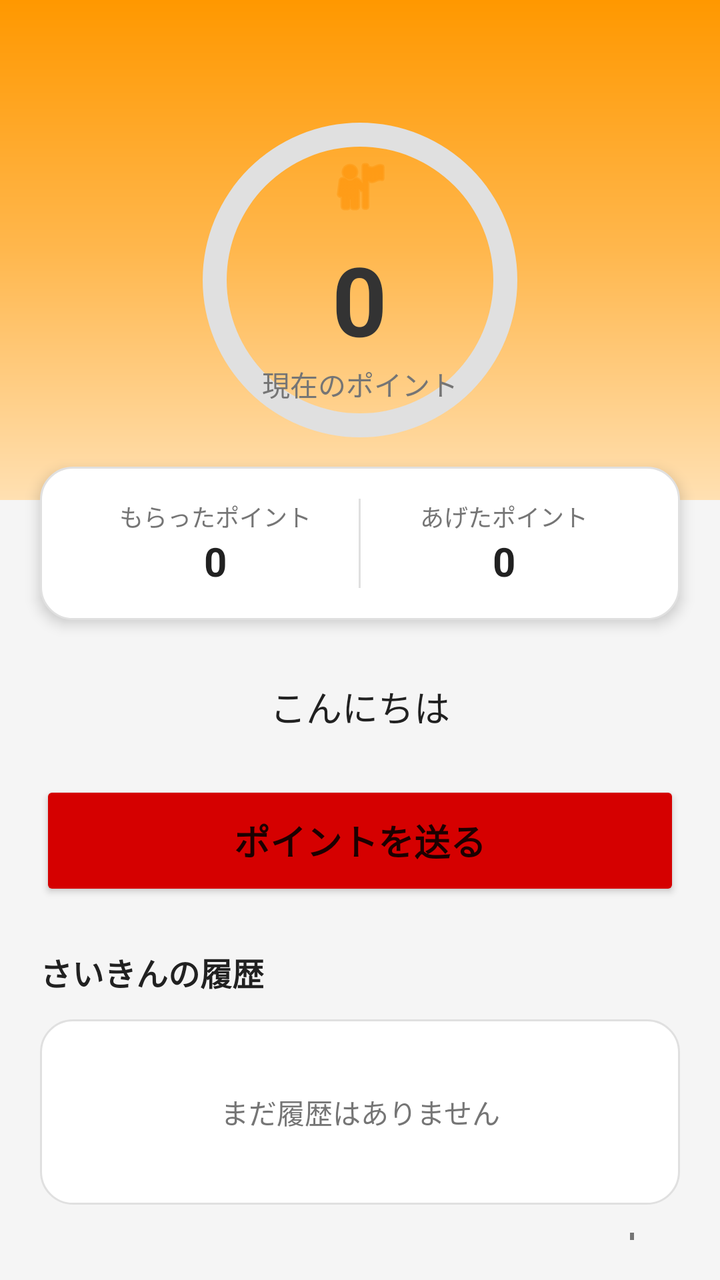
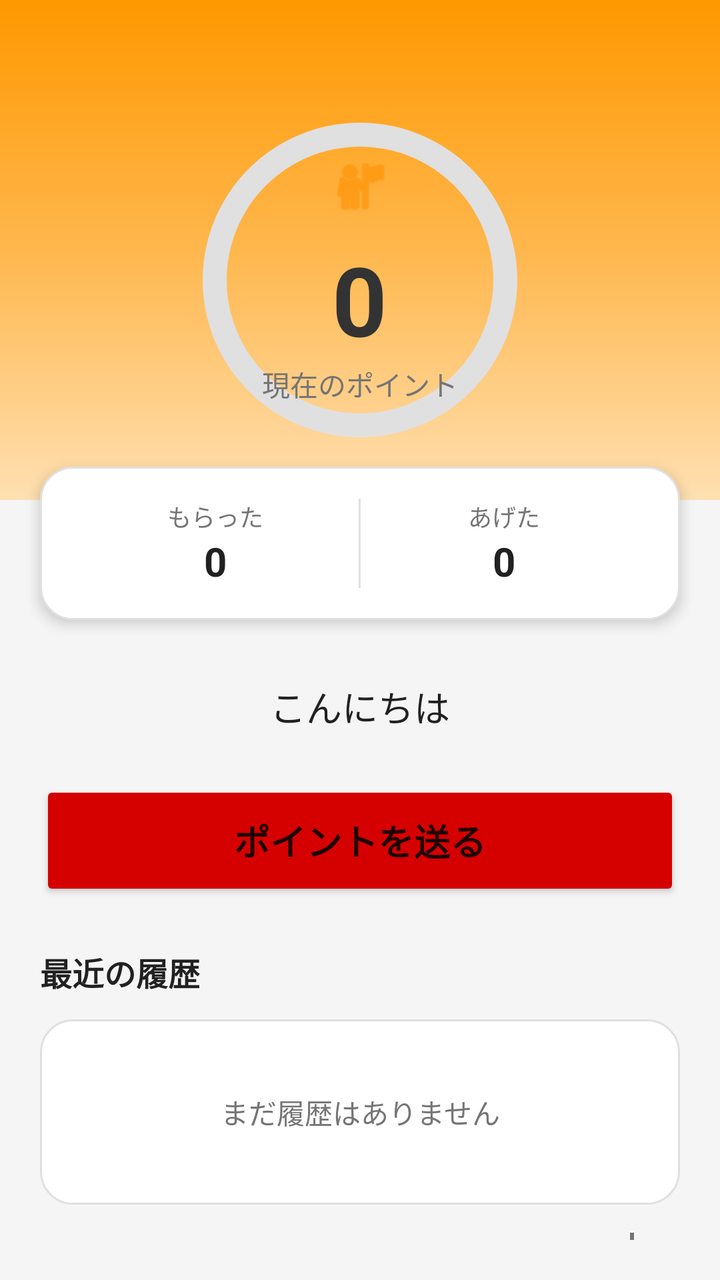

Screens rendered from an Android XML layout before and after an edit, with the pre-edit source and the edit as a unified diff.
<!-- AndroidManifest.xml: application theme Theme.InternalPointSystem -->
<!-- res/layout/activity_main.xml -->
<?xml version="1.0" encoding="utf-8"?>
<LinearLayout xmlns:android="http://schemas.android.com/apk/res/android"
    xmlns:app="http://schemas.android.com/apk/res-auto"
    xmlns:tools="http://schemas.android.com/tools"
    android:layout_width="match_parent"
    android:layout_height="match_parent"
    android:orientation="vertical"
    android:background="@color/bg_grey">

    
    <FrameLayout
        android:layout_width="match_parent"
        android:layout_height="320dp">

        <View
            android:layout_width="match_parent"
            android:layout_height="250dp"
            android:background="@drawable/header_gradient" />

        <LinearLayout
            android:layout_width="match_parent"
            android:layout_height="match_parent"
            android:orientation="vertical"
            android:gravity="center_horizontal"
            android:paddingTop="40dp">

            
            <FrameLayout
                android:layout_width="200dp"
                android:layout_height="200dp"
                android:background="@drawable/circle_progress"
                android:layout_marginBottom="24dp">
                
                <LinearLayout
                    android:layout_width="match_parent"
                    android:layout_height="match_parent"
                    android:orientation="vertical"
                    android:gravity="center">
                    
                    <ImageView
                        android:layout_width="32dp"
                        android:layout_height="32dp"
                        android:src="@android:drawable/ic_menu_myplaces"
                        app:tint="@color/orange_primary"
                        android:layout_marginBottom="8dp"/>

                    <TextView
                        android:id="@+id/tvBalance"
                        android:layout_width="wrap_content"
                        android:layout_height="wrap_content"
                        android:text="0"
                        android:textSize="48sp"
                        android:textStyle="bold"
                        android:textColor="#333333" />
                        
                    <TextView
                        android:layout_width="wrap_content"
                        android:layout_height="wrap_content"
                        android:text="現在のポイント"
                        android:textSize="14sp"
                        android:textColor="#757575"/>
                </LinearLayout>
            </FrameLayout>

        </LinearLayout>
        
        
        <LinearLayout
            android:layout_width="match_parent"
            android:layout_height="wrap_content"
            android:orientation="horizontal"
            android:layout_gravity="bottom"
            android:background="@drawable/bg_card"
            android:layout_marginHorizontal="20dp"
            android:layout_marginBottom="10dp"
            android:padding="16dp"
            android:elevation="4dp">
            
            <LinearLayout
                android:layout_width="0dp"
                android:layout_height="wrap_content"
                android:layout_weight="1"
                android:orientation="vertical"
                android:gravity="center">
                <TextView
                    android:layout_width="wrap_content"
                    android:layout_height="wrap_content"
                    android:text="もらったポイント"
                    android:textSize="12sp"
                    android:textColor="@color/text_grey"/>
                <TextView
                    android:id="@+id/tvReceived"
                    android:layout_width="wrap_content"
                    android:layout_height="wrap_content"
                    android:text="0"
                    android:textSize="20sp"
                    android:textStyle="bold"
                    android:textColor="@color/text_dark"/>
            </LinearLayout>
            
            <View android:layout_width="1dp" android:layout_height="match_parent" android:background="#E0E0E0"/>
            
            <LinearLayout
                android:layout_width="0dp"
                android:layout_height="wrap_content"
                android:layout_weight="1"
                android:orientation="vertical"
                android:gravity="center">
                <TextView
                    android:layout_width="wrap_content"
                    android:layout_height="wrap_content"
                    android:text="あげたポイント"
                    android:textSize="12sp"
                    android:textColor="@color/text_grey"/>
                <TextView
                    android:id="@+id/tvSent"
                    android:layout_width="wrap_content"
                    android:layout_height="wrap_content"
                    android:text="0"
                    android:textSize="20sp"
                    android:textStyle="bold"
                    android:textColor="@color/text_dark"/>
            </LinearLayout>
        </LinearLayout> 
    </FrameLayout>

    
    <LinearLayout
        android:layout_width="match_parent"
        android:layout_height="match_parent"
        android:orientation="vertical"
        android:padding="20dp">

        <TextView
            android:id="@+id/tvCurrentUser"
            android:layout_width="wrap_content"
            android:layout_height="wrap_content"
            android:text="こんにちは"
            android:textSize="18sp"
            android:textColor="@color/text_dark"
            android:layout_marginBottom="24dp"
            android:layout_gravity="center"/>

        
        <Button
            android:id="@+id/btnSend"
            android:layout_width="match_parent"
            android:layout_height="60dp"
            android:text="ポイントを送る"
            android:textSize="18sp"
            android:textStyle="bold"
            android:backgroundTint="@color/red_accent"
            app:cornerRadius="30dp"
            android:layout_marginBottom="24dp"
            android:elevation="4dp"/>

        
        <TextView
            android:layout_width="wrap_content"
            android:layout_height="wrap_content"
            android:text="さいきんの履歴"
            android:textSize="16sp"
            android:textStyle="bold"
            android:textColor="@color/text_dark"
            android:layout_marginBottom="12dp"/>

        <LinearLayout
            android:id="@+id/llHistoryContainer"
            android:layout_width="match_parent"
            android:layout_height="wrap_content"
            android:orientation="vertical"
            android:background="@drawable/bg_card"
            android:padding="16dp">
            
            
            <TextView
                android:id="@+id/tvHistoryPlaceholder"
                android:layout_width="match_parent"
                android:layout_height="wrap_content"
                android:text="まだ履歴はありません"
                android:textColor="@color/text_grey"
                android:gravity="center"
                android:padding="20dp"/>
        </LinearLayout>
        
        <Space android:layout_width="match_parent" android:layout_height="0dp" android:layout_weight="1"/>
        
        <LinearLayout
            android:layout_width="match_parent"
            android:layout_height="wrap_content"
            android:gravity="end">
            <ImageButton
                android:id="@+id/btnLogout"
                android:layout_width="48dp"
                android:layout_height="48dp"
                android:src="@android:drawable/ic_lock_power_off"
                android:background="?attr/selectableItemBackgroundBorderless"
                app:tint="@color/text_grey"/>
        </LinearLayout>

    </LinearLayout>

</LinearLayout>
<!-- resources referenced by this layout -->
<resources>
  <color name="bg_grey">#F5F5F5</color>
  <color name="orange_primary">#FF8F00</color>
  <color name="red_accent">#D50000</color>
  <color name="text_dark">#212121</color>
  <color name="text_grey">#757575</color>
  <!-- drawable bg_card (drawable) -->
  <?xml version="1.0" encoding="utf-8"?>
  <shape xmlns:android="http://schemas.android.com/apk/res/android"
      android:shape="rectangle">
      <solid android:color="@color/white"/>
      <corners android:radius="16dp"/>
      <stroke android:width="1dp" android:color="#E0E0E0"/>
  </shape>
  <!-- drawable circle_progress (drawable) -->
  <?xml version="1.0" encoding="utf-8"?>
  <layer-list xmlns:android="http://schemas.android.com/apk/res/android">
      <item>
          <shape android:shape="ring"
              android:thickness="12dp"
              android:useLevel="false">
              <solid android:color="#E0E0E0"/>
          </shape>
      </item>
      <item>
          <rotate
              android:fromDegrees="270"
              android:toDegrees="270">
              <shape android:shape="ring"
                  android:thickness="12dp"
                  android:useLevel="true">
                  <gradient
                      android:startColor="@color/orange_light"
                      android:endColor="@color/orange_primary"
                      android:type="sweep"
                      android:useLevel="false" />
              </shape>
          </rotate>
      </item>
  </layer-list>
  <!-- drawable header_gradient (drawable) -->
  <?xml version="1.0" encoding="utf-8"?>
  <shape xmlns:android="http://schemas.android.com/apk/res/android"
      android:shape="rectangle">
      <gradient
          android:startColor="#FF9800"
          android:centerColor="#FFB74D"
          android:endColor="#FFE0B2"
          android:angle="270" />
  </shape>
  <style name="Theme.InternalPointSystem" parent="Theme.MaterialComponents.DayNight.DarkActionBar">
          
          <item name="colorPrimary">@color/purple_500</item>
          <item name="colorPrimaryVariant">@color/purple_700</item>
          <item name="colorOnPrimary">@color/white</item>
          
          <item name="colorSecondary">@color/teal_200</item>
          <item name="colorSecondaryVariant">@color/teal_700</item>
          <item name="colorOnSecondary">@color/black</item>
          
          <item name="android:statusBarColor" tools:targetApi="l">?attr/colorPrimaryVariant</item>
          
      </style>
  <color name="white">#FFFFFFFF</color>
  <color name="orange_light">#FFB74D</color>
  <color name="purple_500">#FF6200EE</color>
  <color name="purple_700">#FF3700B3</color>
  <color name="teal_200">#FF03DAC5</color>
  <color name="teal_700">#FF018786</color>
  <color name="black">#FF000000</color>
</resources>

<!-- the commit's change to res/layout/activity_main.xml (unified diff, before → after) -->
@@ -85,7 +85,7 @@
                 <TextView
                     android:layout_width="wrap_content"
                     android:layout_height="wrap_content"
-                    android:text="もらったポイント"
+                    android:text="もらった"
                     android:textSize="12sp"
                     android:textColor="@color/text_grey"/>
                 <TextView
@@ -109,7 +109,7 @@
                 <TextView
                     android:layout_width="wrap_content"
                     android:layout_height="wrap_content"
-                    android:text="あげたポイント"
+                    android:text="あげた"
                     android:textSize="12sp"
                     android:textColor="@color/text_grey"/>
                 <TextView
@@ -158,7 +158,7 @@
         <TextView
             android:layout_width="wrap_content"
             android:layout_height="wrap_content"
-            android:text="さいきんの履歴"
+            android:text="最近の履歴"
             android:textSize="16sp"
             android:textStyle="bold"
             android:textColor="@color/text_dark"
